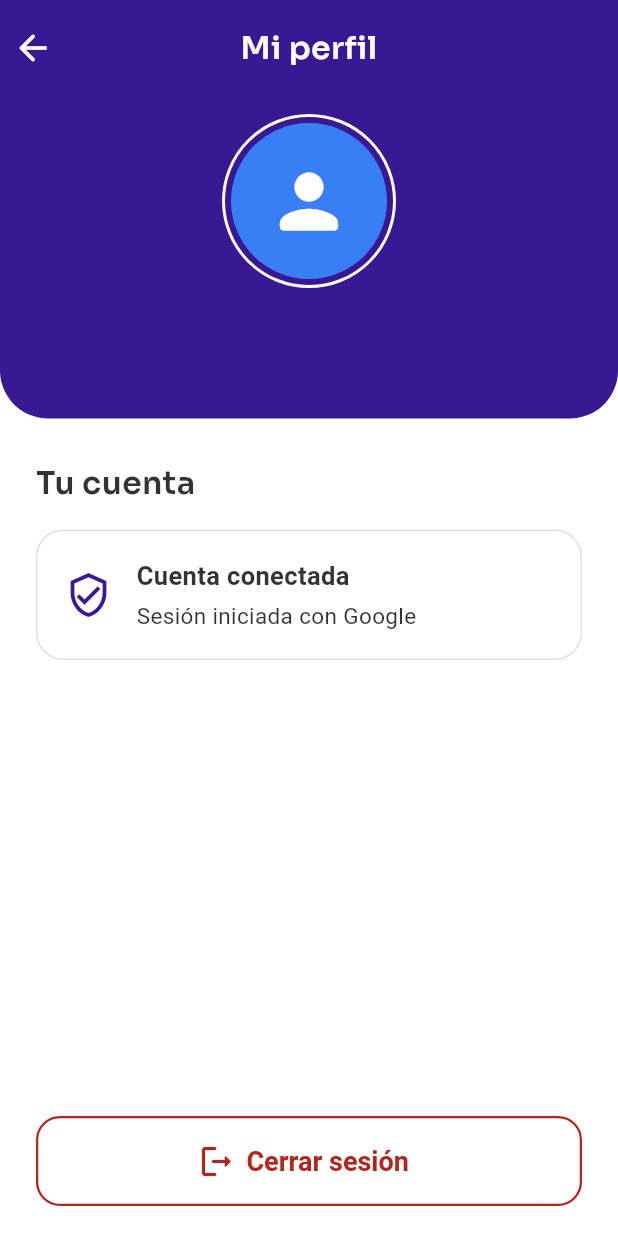
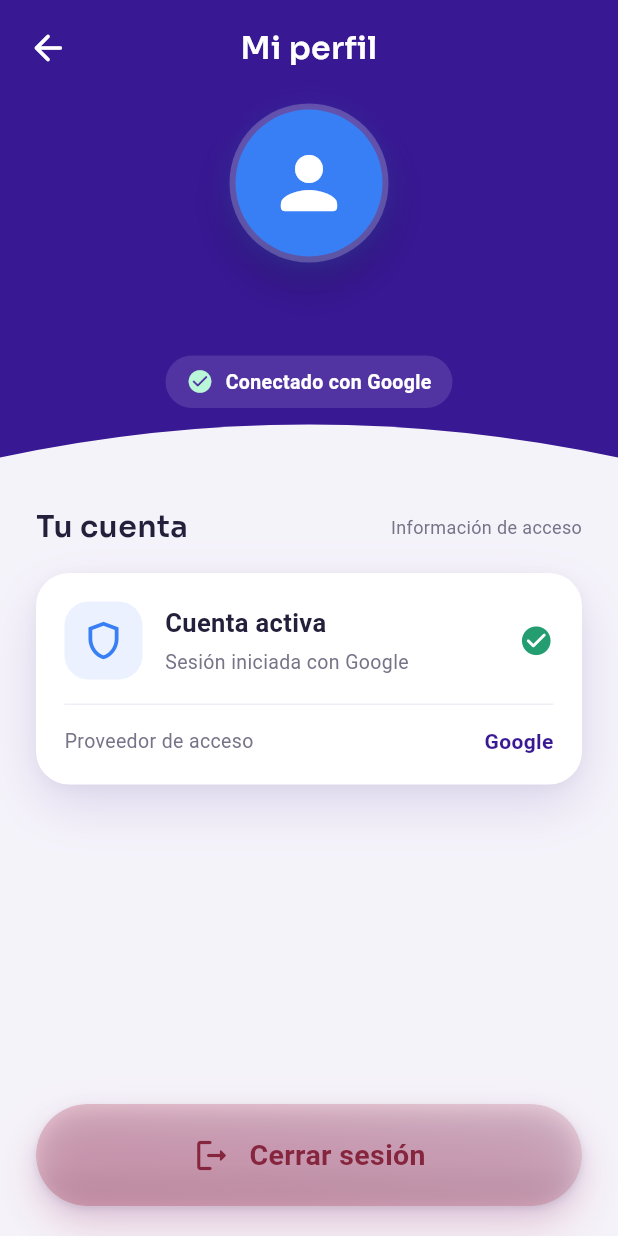
Before and after one commit to itsjustfelix/Lazarillo, a Flutter app: the PerfilView screen opened directly with empty values, on a phone screen of 412 x 824 dp. Run offline on Flutter 3.47's test engine with Material 3 defaults, Android fonts, the phone set to English and light mode, and no system bars; our stand-ins replace camera, flutter_secure_storage, flutter_tts, google_sign_in, speech_to_text, vibration; missing offline and left inert: flutter_litert, google_mlkit_text_recognition, object_detection; accounts and stored records are empty.

Commit message:
feat: rediseñar perfil con curva, relieve, status bar continua y salida glass

```diff
--- a/lib/ui/perfil/perfil_view.dart
+++ b/lib/ui/perfil/perfil_view.dart
@@ -1,10 +1,12 @@
 import 'dart:async';
 
 import 'package:flutter/material.dart';
+import 'package:flutter/services.dart';
 
 import '../../core/dependencias.dart';
 import '../../models/perfil_usuario.dart';
 import '../tema.dart';
+import 'boton_cerrar_sesion_cristal.dart';
 
 class PerfilView extends StatefulWidget {
   const PerfilView({
@@ -30,8 +32,6 @@ class _PerfilViewState extends State<PerfilView> {
   @override
   void initState() {
     super.initState();
-
-    // Anuncio para personas con discapacidad visual.
     unawaited(
       _d.voz.hablar(
         'Perfil de ${widget.perfil.nombre}. '
@@ -41,17 +41,18 @@ class _PerfilViewState extends State<PerfilView> {
     );
   }
 
-  // Confirma el cierre para evitar acciones accidentales.
+  /// El cierre real no cambia: se confirma primero, se anuncia y después
+  /// se delega al contenedor principal para eliminar la sesión.
   Future<void> _confirmarCierre() async {
     if (_cerrando) return;
 
     final confirmado = await showDialog<bool>(
       context: context,
-      builder: (context) {
+      builder: (dialogoContexto) {
         return AlertDialog(
           backgroundColor: ColoresApp.blanco,
           shape: RoundedRectangleBorder(
-            borderRadius: BorderRadius.circular(20),
+            borderRadius: BorderRadius.circular(24),
           ),
           title: const Text(
             '¿Cerrar sesión?',
@@ -59,26 +60,36 @@ class _PerfilViewState extends State<PerfilView> {
               fontFamily: 'Sora',
               fontSize: 21,
               fontWeight: FontWeight.w600,
-              color: ColoresApp.fondoMensaje,
+              color: ColoresApp.textoPerfil,
             ),
           ),
           content: const Text(
             'Tendrás que iniciar sesión nuevamente '
             'para utilizar Lazarillo.',
-            style: TextStyle(fontSize: 17, color: ColoresApp.fondoMensaje),
+            style: TextStyle(
+              fontSize: 17,
+              color: ColoresApp.textoPerfil,
+            ),
           ),
           actions: [
             TextButton(
-              onPressed: () => Navigator.of(context).pop(false),
-              style: TextButton.styleFrom(foregroundColor: ColoresApp.primario),
+              onPressed: () => Navigator.of(dialogoContexto).pop(false),
+              style: TextButton.styleFrom(
+                foregroundColor: ColoresApp.primario,
+              ),
               child: const Text('Cancelar', style: TextStyle(fontSize: 17)),
             ),
             TextButton(
-              onPressed: () => Navigator.of(context).pop(true),
-              style: TextButton.styleFrom(foregroundColor: ColoresApp.error),
+              onPressed: () => Navigator.of(dialogoContexto).pop(true),
+              style: TextButton.styleFrom(
+                foregroundColor: ColoresApp.error,
+              ),
               child: const Text(
                 'Cerrar sesión',
-                style: TextStyle(fontSize: 17, fontWeight: FontWeight.bold),
+                style: TextStyle(
+                  fontSize: 17,
+                  fontWeight: FontWeight.bold,
+                ),
               ),
             ),
           ],
@@ -89,85 +100,66 @@ class _PerfilViewState extends State<PerfilView> {
     if (!mounted || confirmado != true) return;
 
     setState(() => _cerrando = true);
-
     try {
       await _d.voz.hablar('Cerrando sesión.');
     } catch (_) {
-      // Un error del TTS no debe bloquear el cierre.
+      // La voz no debe bloquear el cierre de sesión.
     }
-
-    if (mounted) {
-      widget.onCerrarSesion();
-    }
+    if (mounted) widget.onCerrarSesion();
   }
 
   @override
   Widget build(BuildContext context) {
-    final perfil = widget.perfil;
-
-    return Scaffold(
-      backgroundColor: ColoresApp.blanco,
+    return AnnotatedRegion<SystemUiOverlayStyle>(
+      value: const SystemUiOverlayStyle(
+        statusBarColor: Colors.transparent,
+        statusBarIconBrightness: Brightness.light,
+        statusBarBrightness: Brightness.dark,
+      ),
+      child: Scaffold(
+        // El mismo morado llena el espacio detrás de la barra de estado.
+        backgroundColor: ColoresApp.primario,
         body: SafeArea(
+          // No se cubren las zonas táctiles del sistema ni la barra superior.
           child: Column(
             children: [
-            // Encabezado con foto y nombre.
-            _construirEncabezado(perfil),
-
-            // Información de la cuenta.
+              _construirEncabezado(widget.perfil),
+              Expanded(
+                child: ClipPath(
+                  clipper: const _CurvaSuperiorPerfil(),
+                  child: ColoredBox(
+                    color: ColoresApp.fondoPerfil,
+                    child: Padding(
+                      // La curva es más alta en el centro: el contenido comienza
+                      // después de su punto más bajo para que no se corte.
+                      padding: const EdgeInsets.only(top: 48),
+                      child: Column(
+                        crossAxisAlignment: CrossAxisAlignment.stretch,
+                        children: [
                           Expanded(
                             child: SingleChildScrollView(
-                padding: const EdgeInsets.fromLTRB(24, 28, 24, 16),
-                child: Column(
-                  crossAxisAlignment: CrossAxisAlignment.start,
-                  children: [
-                    const Text(
-                      'Tu cuenta',
-                      style: TextStyle(
-                        fontFamily: 'Sora',
-                        fontSize: 21,
-                        fontWeight: FontWeight.w600,
-                        color: ColoresApp.fondoMensaje,
+                              padding: const EdgeInsets.fromLTRB(
+                                24,
+                                12,
+                                24,
+                                16,
+                              ),
+                              child: _construirContenidoCuenta(),
                             ),
                           ),
-
-                    const SizedBox(height: 16),
-
-                    _construirTarjetaCuenta(),
-                  ],
+                          Padding(
+                            padding: const EdgeInsets.fromLTRB(
+                              24,
+                              10,
+                              24,
+                              20,
+                            ),
+                            child: BotonCerrarSesionCristal(
+                              cerrando: _cerrando,
+                              alPresionar: _confirmarCierre,
                             ),
                           ),
-            ),
-
-            // Botón de cerrar sesión.
-            Padding(
-              padding: const EdgeInsets.fromLTRB(24, 12, 24, 20),
-              child: SizedBox(
-                width: double.infinity,
-                height: 60,
-                child: OutlinedButton.icon(
-                  onPressed: _cerrando ? null : _confirmarCierre,
-                  icon: _cerrando
-                      ? const SizedBox(
-                          width: 24,
-                          height: 24,
-                          child: CircularProgressIndicator(
-                            strokeWidth: 2,
-                            color: ColoresApp.error,
-                          ),
-                        )
-                      : const Icon(Icons.logout_rounded, size: 26),
-                  label: Text(
-                    _cerrando ? 'Cerrando sesión...' : 'Cerrar sesión',
-                  ),
-                  style: OutlinedButton.styleFrom(
-                    foregroundColor: ColoresApp.error,
-                    side: const BorderSide(color: ColoresApp.error, width: 1.5),
-                    textStyle: const TextStyle(
-                      fontSize: 18,
-                      fontWeight: FontWeight.w700,
-                    ),
-                    shape: RoundedRectangleBorder(
-                      borderRadius: BorderRadius.circular(16),
+                        ],
                       ),
                     ),
                   ),
@@ -176,50 +168,31 @@ class _PerfilViewState extends State<PerfilView> {
             ],
           ),
         ),
+      ),
     );
   }
 
-  // Encabezado morado con foto y nombre.
   Widget _construirEncabezado(PerfilUsuario perfil) {
-    return Container(
-      width: double.infinity,
-
-      // CAMBIO 1:
-      // Reducimos el margen horizontal de 24 a 8.
-      // También acercamos ligeramente la fila al borde superior.
-      padding: const EdgeInsets.fromLTRB(8, 8, 8, 32),
-
-      decoration: const BoxDecoration(
-        color: ColoresApp.primario,
-        borderRadius: BorderRadius.vertical(bottom: Radius.circular(32)),
-      ),
-
+    return Padding(
+      padding: const EdgeInsets.fromLTRB(8, 8, 8, 0),
       child: Column(
         children: [
           Row(
             children: [
-              // CAMBIO 2:
-              // Eliminamos el padding interno del IconButton.
-              // Conservamos el área táctil de 48 x 48.
               SizedBox(
                 width: 48,
                 height: 48,
                 child: IconButton(
                   tooltip: 'Volver a los módulos',
                   padding: EdgeInsets.zero,
-                  alignment: Alignment.centerLeft,
-                  onPressed: () {
-                    Navigator.of(context).pop();
-                  },
+                  onPressed: () => Navigator.of(context).pop(),
                   icon: const Icon(
                     Icons.arrow_back_rounded,
+                    color: ColoresApp.blanco,
                     size: 28,
-                    color: ColoresApp.blanco,
                   ),
                 ),
               ),
-
-              // Título centrado.
               const Expanded(
                 child: Text(
                   'Mi perfil',
@@ -232,88 +205,214 @@ class _PerfilViewState extends State<PerfilView> {
                   ),
                 ),
               ),
-
-              // Equilibra el espacio de la flecha
-              // para mantener el título centrado.
               const SizedBox(width: 48),
             ],
           ),
-
-          const SizedBox(height: 20),
-
+          const SizedBox(height: 13),
           _FotoPerfil(fotoUrl: perfil.fotoUrl),
-
-          const SizedBox(height: 18),
-
+          const SizedBox(height: 16),
           Semantics(
             header: true,
             child: Text(
               perfil.nombre,
+              maxLines: 2,
+              overflow: TextOverflow.ellipsis,
               textAlign: TextAlign.center,
               style: const TextStyle(
                 fontFamily: 'Sora',
-                fontSize: 26,
+                fontSize: 25,
                 fontWeight: FontWeight.w600,
                 color: ColoresApp.blanco,
               ),
             ),
           ),
+          const SizedBox(height: 11),
+          Container(
+            padding: const EdgeInsets.symmetric(
+              horizontal: 14,
+              vertical: 8,
+            ),
+            decoration: BoxDecoration(
+              color: ColoresApp.blanco.withValues(alpha: 0.12),
+              borderRadius: BorderRadius.circular(100),
+            ),
+            child: const Row(
+              mainAxisSize: MainAxisSize.min,
+              children: [
+                Icon(
+                  Icons.check_circle_rounded,
+                  color: Color(0xFFBAF7D8),
+                  size: 18,
+                ),
+                SizedBox(width: 8),
+                Flexible(
+                  child: Text(
+                    'Conectado con Google',
+                    maxLines: 1,
+                    style: TextStyle(
+                      color: ColoresApp.blanco,
+                      fontSize: 13,
+                      fontWeight: FontWeight.w600,
+                    ),
+                  ),
+                ),
+              ],
+            ),
+          ),
+          const SizedBox(height: 5),
         ],
       ),
     );
   }
 
-  // Tarjeta que muestra el estado de la cuenta.
-  Widget _construirTarjetaCuenta() {
-    return Container(
-      padding: const EdgeInsets.all(18),
+  Widget _construirContenidoCuenta() {
+    return Column(
+      crossAxisAlignment: CrossAxisAlignment.start,
+      children: [
+        const Row(
+          children: [
+            Expanded(
+              child: Text(
+                'Tu cuenta',
+                style: TextStyle(
+                  fontFamily: 'Sora',
+                  fontSize: 20,
+                  fontWeight: FontWeight.w600,
+                  color: ColoresApp.textoPerfil,
+                ),
+              ),
+            ),
+            Text(
+              'Información de acceso',
+              style: TextStyle(
+                fontSize: 12,
+                color: ColoresApp.textoPerfilSecundario,
+              ),
+            ),
+          ],
+        ),
+        const SizedBox(height: 16),
+        Container(
+          padding: const EdgeInsets.all(19),
           decoration: BoxDecoration(
             color: ColoresApp.blanco,
-        borderRadius: BorderRadius.circular(18),
-        border: Border.all(color: ColoresApp.primario.withValues(alpha: 0.15)),
+            borderRadius: BorderRadius.circular(22),
+            boxShadow: [
+              BoxShadow(
+                color: ColoresApp.primario.withValues(alpha: 0.13),
+                blurRadius: 30,
+                offset: const Offset(0, 14),
               ),
-      child: const Row(
+              BoxShadow(
+                color: ColoresApp.negroCristal.withValues(alpha: 0.035),
+                blurRadius: 7,
+                offset: const Offset(0, 2),
+              ),
+            ],
+          ),
+          child: Column(
             children: [
-          Icon(
-            Icons.verified_user_outlined,
-            size: 32,
-            color: ColoresApp.primario,
+              Row(
+                children: [
+                  Container(
+                    width: 52,
+                    height: 52,
+                    decoration: BoxDecoration(
+                      color: ColoresApp.fondoIconoCuenta,
+                      borderRadius: BorderRadius.circular(16),
                     ),
-
-          SizedBox(width: 16),
-
-          Expanded(
+                    child: const Icon(
+                      Icons.shield_outlined,
+                      color: ColoresApp.secundario,
+                      size: 30,
+                    ),
+                  ),
+                  const SizedBox(width: 15),
+                  const Expanded(
                     child: Column(
                       crossAxisAlignment: CrossAxisAlignment.start,
                       children: [
                         Text(
-                  'Cuenta conectada',
+                          'Cuenta activa',
                           style: TextStyle(
+                            color: ColoresApp.textoPerfil,
                             fontSize: 17,
-                    fontWeight: FontWeight.w600,
-                    color: ColoresApp.fondoMensaje,
+                            fontWeight: FontWeight.w700,
                           ),
                         ),
-
-                SizedBox(height: 4),
-
+                        SizedBox(height: 5),
                         Text(
                           'Sesión iniciada con Google',
                           style: TextStyle(
-                    fontSize: 15,
-                    color: ColoresApp.fondoMensaje,
+                            color: ColoresApp.textoPerfilSecundario,
+                            fontSize: 13,
                           ),
                         ),
                       ],
                     ),
                   ),
+                  const Icon(
+                    Icons.check_circle_rounded,
+                    size: 23,
+                    color: ColoresApp.cuentaActiva,
+                  ),
                 ],
               ),
+              const SizedBox(height: 16),
+              Divider(
+                height: 1,
+                thickness: 1,
+                color: ColoresApp.primario.withValues(alpha: 0.08),
+              ),
+              const SizedBox(height: 14),
+              const Row(
+                children: [
+                  Expanded(
+                    child: Text(
+                      'Proveedor de acceso',
+                      style: TextStyle(
+                        color: ColoresApp.textoPerfilSecundario,
+                        fontSize: 13,
+                      ),
+                    ),
+                  ),
+                  Text(
+                    'Google',
+                    style: TextStyle(
+                      color: ColoresApp.primario,
+                      fontSize: 14,
+                      fontWeight: FontWeight.w700,
+                    ),
+                  ),
+                ],
+              ),
+            ],
+          ),
+        ),
+      ],
     );
   }
 }
 
-// Muestra la foto del usuario obtenida durante el login.
+/// El fondo claro asciende suavemente por el centro, sobre el encabezado.
+class _CurvaSuperiorPerfil extends CustomClipper<Path> {
+  const _CurvaSuperiorPerfil();
+
+  @override
+  Path getClip(Size size) {
+    return Path()
+      ..moveTo(0, 28)
+      ..quadraticBezierTo(size.width / 2, -16, size.width, 28)
+      ..lineTo(size.width, size.height)
+      ..lineTo(0, size.height)
+      ..close();
+  }
+
+  @override
+  bool shouldReclip(covariant _CurvaSuperiorPerfil oldClipper) => false;
+}
+
+/// Foto de Google elevada con dos sombras y anillo violeta discreto.
 class _FotoPerfil extends StatelessWidget {
   const _FotoPerfil({required this.fotoUrl});
 
@@ -329,16 +428,28 @@ class _FotoPerfil extends StatelessWidget {
         padding: const EdgeInsets.all(4),
         decoration: BoxDecoration(
           shape: BoxShape.circle,
-          border: Border.all(color: ColoresApp.blanco, width: 2),
+          color: ColoresApp.blanco.withValues(alpha: 0.22),
+          boxShadow: [
+            BoxShadow(
+              color: ColoresApp.negroCristal.withValues(alpha: 0.25),
+              blurRadius: 24,
+              offset: const Offset(0, 13),
+            ),
+            BoxShadow(
+              color: ColoresApp.secundario.withValues(alpha: 0.23),
+              blurRadius: 14,
+              offset: const Offset(0, 4),
+            ),
+          ],
         ),
         child: CircleAvatar(
-          radius: 52,
+          radius: 49,
           backgroundColor: ColoresApp.secundario,
           foregroundImage: tieneFoto ? NetworkImage(url) : null,
           onForegroundImageError: tieneFoto ? (error, pila) {} : null,
           child: const Icon(
             Icons.person_rounded,
-            size: 58,
+            size: 56,
             color: ColoresApp.blanco,
           ),
         ),
```
Lines whose indentation alone changed are shown as unchanged.
